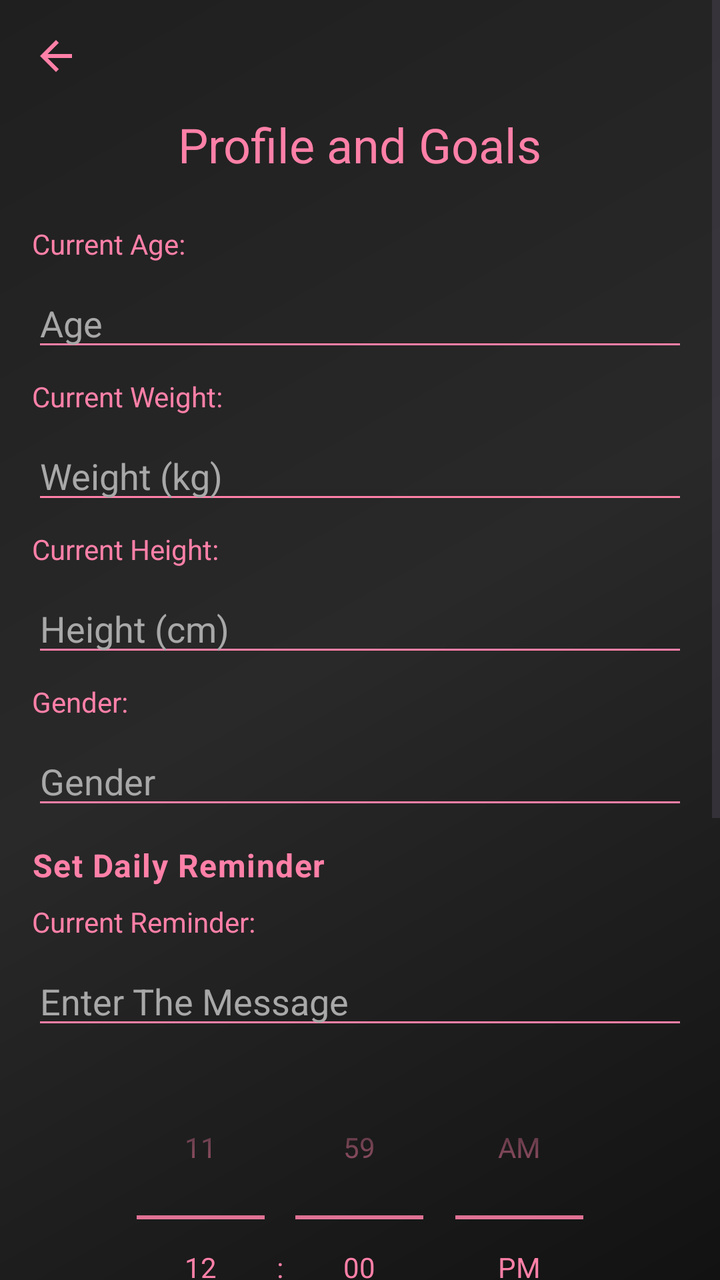
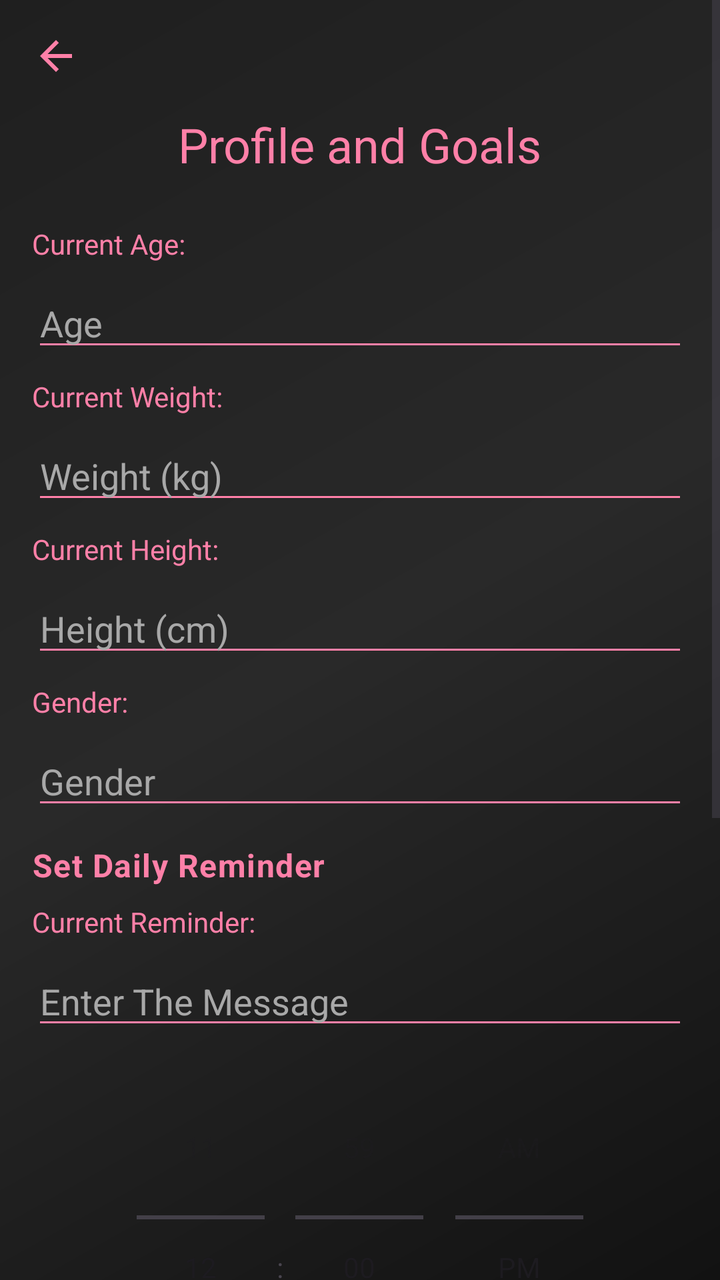

An Android layout rendered at two revisions. The XML below is the earlier revision; the diff shows what the commit changed to produce the second picture.
<!-- AndroidManifest.xml: application theme Theme.MyApp -->
<!-- res/layout/activity_settings.xml -->
<?xml version="1.0" encoding="utf-8"?>
<ScrollView
    xmlns:android="http://schemas.android.com/apk/res/android"
    xmlns:app="http://schemas.android.com/apk/res-auto"
    android:layout_width="match_parent"
    android:layout_height="match_parent"
    android:background="@drawable/gradient_background">

    <LinearLayout
        android:layout_width="match_parent"
        android:layout_height="wrap_content"
        android:orientation="vertical"
        android:padding="16dp">

        
        <ImageButton
            android:id="@+id/backButton"
            android:layout_width="wrap_content"
            android:layout_height="wrap_content"
            android:src="@drawable/ic_action_name"
            android:background="?attr/selectableItemBackgroundBorderless"
            app:tint="@color/vibrantAccent" />

        
        <TextView
            android:layout_width="wrap_content"
            android:layout_height="wrap_content"
            android:text="Profile and Goals"
            android:textSize="24sp"
            android:textColor="@color/vibrantAccent"
            android:layout_gravity="center"
            android:padding="16dp" />

        <TextView
            android:id="@+id/textViewCurrentAge"
            android:layout_width="match_parent"
            android:layout_height="wrap_content"
            android:text="Current Age:"
            android:textColor="@color/vibrantAccent"
            android:layout_marginTop="8dp" />

        <EditText
            android:id="@+id/editTextAge"
            android:layout_width="match_parent"
            android:layout_height="wrap_content"
            android:hint="Age"
            android:inputType="number"
            android:textColor="@color/textColor"
            android:textColorHint="@color/hintColor"
            android:backgroundTint="@color/vibrantAccent"
            android:layout_marginTop="8dp" />

        <TextView
            android:id="@+id/textViewCurrentWeight"
            android:layout_width="match_parent"
            android:layout_height="wrap_content"
            android:text="Current Weight:"
            android:textColor="@color/vibrantAccent"
            android:layout_marginTop="8dp" />

        <EditText
            android:id="@+id/editTextWeight"
            android:layout_width="match_parent"
            android:layout_height="wrap_content"
            android:hint="Weight (kg)"
            android:inputType="numberDecimal"
            android:textColor="@color/textColor"
            android:textColorHint="@color/hintColor"
            android:backgroundTint="@color/vibrantAccent"
            android:layout_marginTop="8dp" />

        
        <TextView
            android:id="@+id/textViewCurrentHeight"
            android:layout_width="match_parent"
            android:layout_height="wrap_content"
            android:text="Current Height:"
            android:textColor="@color/vibrantAccent"
            android:layout_marginTop="8dp" />

        <EditText
            android:id="@+id/editTextHeight"
            android:layout_width="match_parent"
            android:layout_height="wrap_content"
            android:hint="Height (cm)"
            android:inputType="numberDecimal"
            android:textColor="@color/textColor"
            android:textColorHint="@color/hintColor"
            android:backgroundTint="@color/vibrantAccent"
            android:layout_marginTop="8dp" />

        
        <TextView
            android:id="@+id/textViewCurrentPassword"
            android:layout_width="match_parent"
            android:layout_height="wrap_content"
            android:text="Gender:"
            android:textColor="@color/vibrantAccent"
            android:layout_marginTop="8dp" />

        <EditText
            android:id="@+id/editTextNewPassword"
            android:layout_width="match_parent"
            android:layout_height="wrap_content"
            android:hint="Gender"
            android:textColor="@color/textColor"
            android:textColorHint="@color/hintColor"
            android:backgroundTint="@color/vibrantAccent"
            android:layout_marginTop="8dp" />

        
        <TextView
            android:layout_width="wrap_content"
            android:layout_height="wrap_content"
            android:text="Set Daily Reminder"
            android:textColor="@color/vibrantAccent"
            android:layout_marginTop="12dp"
            android:textSize="16sp"
            android:textStyle="bold"

            android:textAppearance="@style/TextAppearance.Material3.BodyLarge"
/>

        <TextView
            android:id="@+id/textViewCurrentGoal"
            android:layout_width="match_parent"
            android:layout_height="wrap_content"
            android:text="Current Reminder:"
            android:textColor="@color/vibrantAccent"
            android:layout_marginTop="8dp" />

        <EditText
            android:id="@+id/editTextGoals"
            android:layout_width="match_parent"
            android:layout_height="wrap_content"
            android:hint="Enter The Message"
            android:textColor="@color/textColor"
            android:textColorHint="@color/hintColor"
            android:backgroundTint="@color/vibrantAccent"
            android:layout_marginTop="8dp" />


        <TimePicker
            android:id="@+id/timePicker"
            android:layout_width="match_parent"
            android:layout_height="wrap_content"
            android:layout_marginTop="8dp"
            android:timePickerMode="spinner"
            android:theme="@style/CustomTimePickerStyle"
/>

        <Button
            android:id="@+id/buttonSave"
            android:layout_width="match_parent"
            android:layout_height="wrap_content"
            android:text="Save"
            android:textColor="@android:color/black"
            android:backgroundTint="#A7B8AE"
            android:layout_marginTop="16dp"
/>


        <TextView
            android:layout_width="wrap_content"
            android:layout_height="wrap_content"
            android:text="About Our Creator: Vedanth always loved working out and would always find some way to drag his mom into his routines as a young child. However, his parents and grandparents found workout apps to confusing and dislike the amount of ads and premium benefits that were advertised. Vedanth also noticed people in his community finding excuses to not work out. By creating a simple yet exceptionally functional app, Vedanth has allowed his family and community to stay healthy together."
            android:textColor="@color/lightblue"
            android:layout_marginTop="16dp" />

        <FrameLayout
            android:layout_width="match_parent"
            android:layout_height="match_parent"/>

        <com.google.android.material.bottomnavigation.BottomNavigationView
            android:id="@+id/bottom_navigation"
            android:layout_width="match_parent"
            android:layout_height="wrap_content"
            android:background="?android:attr/windowBackground"
            app:menu="@menu/bottom_nav_menu" />

    </LinearLayout>
</ScrollView>
<!-- resources referenced by this layout -->
<resources>
  <color name="hintColor">#A8A8A8</color>
  <color name="lightblue">#A7B8AE</color>
  <color name="textColor">#E0E0E0</color>
  <color name="vibrantAccent">#ff80a8
  
          </color>
  <!-- drawable gradient_background (drawable) -->
  <?xml version="1.0" encoding="utf-8"?>
  <layer-list xmlns:android="http://schemas.android.com/apk/res/android">
      <item>
          <shape>
              <gradient
                  android:angle="135"
                  android:startColor="#121212"
                  android:endColor="#1f1f1f"
                  android:type="linear"
                  android:centerX="50%"
                  android:centerColor="#292929"
              android:gradientRadius="2000dp"/>
          </shape>
      </item>
  </layer-list>
  <!-- drawable ic_action_name (drawable) -->
  <vector xmlns:android="http://schemas.android.com/apk/res/android" android:autoMirrored="true" android:height="24dp" android:tint="#000000" android:viewportHeight="24" android:viewportWidth="24" android:width="24dp">
        
      <path android:fillColor="@android:color/white" android:pathData="M20,11H7.83l5.59,-5.59L12,4l-8,8 8,8 1.41,-1.41L7.83,13H20v-2z"/>
      
  </vector>
  <style name="CustomTimePickerStyle" parent="Theme.MaterialComponents.Light">
          
          <item name="android:textColorPrimary">@color/vibrantAccent</item>
          <item name="android:textColorSecondary">@color/vibrantAccent</item>
          <item name="android:textColor">@color/vibrantAccent</item>
      </style>
  <style name="Theme.MyApp" parent="Base.Theme.MyApp" />
  <style name="Base.Theme.MyApp" parent="Theme.Material3.DayNight.NoActionBar">
          
          <item name="colorPrimary">@color/lightblue</item>
      </style>
</resources>

<!-- the commit's change to res/layout/activity_settings.xml (unified diff, before → after) -->
@@ -146,7 +146,7 @@
             android:layout_height="wrap_content"
             android:layout_marginTop="8dp"
             android:timePickerMode="spinner"
-            android:theme="@style/CustomTimePickerStyle"
+
 />
 
         <Button
<!-- resource entries referenced after the edit -->
@@ -28,16 +28,17 @@
       <path android:fillColor="@android:color/white" android:pathData="M20,11H7.83l5.59,-5.59L12,4l-8,8 8,8 1.41,-1.41L7.83,13H20v-2z"/>
       
   </vector>
-  <style name="CustomTimePickerStyle" parent="Theme.MaterialComponents.Light">
-          
-          <item name="android:textColorPrimary">@color/vibrantAccent</item>
-          <item name="android:textColorSecondary">@color/vibrantAccent</item>
-          <item name="android:textColor">@color/vibrantAccent</item>
-      </style>
   <style name="Theme.MyApp" parent="Base.Theme.MyApp" />
   <style name="Base.Theme.MyApp" parent="Theme.Material3.DayNight.NoActionBar">
           
           <item name="colorPrimary">@color/lightblue</item>
+          <item name="android:statusBarColor">@android:color/transparent</item>
+          <item name="android:windowLightStatusBar">false</item>
+          <item name="android:windowTranslucentStatus">false</item>
+          <item name="android:windowDrawsSystemBarBackgrounds">true</item>
+          <item name="android:navigationBarColor">@android:color/transparent</item>
+          <item name="android:windowLightNavigationBar">true</item>
+          <item name="android:windowTranslucentNavigation">false</item>
       </style>
 </resources>
 
